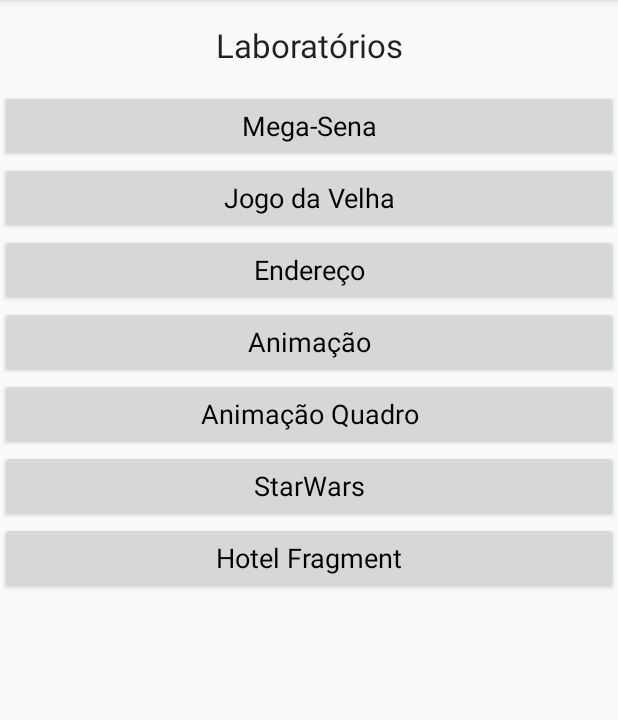
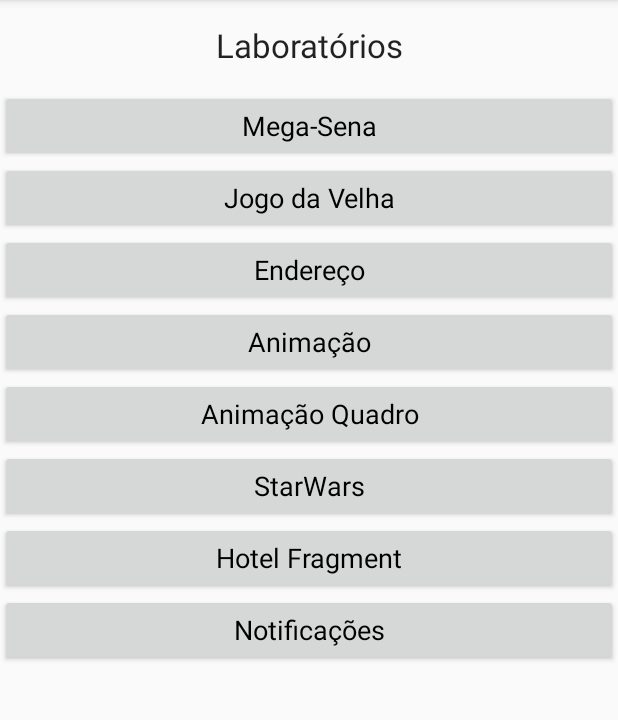
Before and after one commit to llindner/Quaddro100h, an Android app: the screen it shows after launch (MainActivity), on a phone screen of 412 x 824 dp, the part 84-804 px from its top. Run offline under Robolectric (Android 15) with nearby library versions, the phone set to English and light mode, and no system bars.

Commit message:
fim da aula 27/07

```diff
--- a/app/src/main/AndroidManifest.xml
+++ b/app/src/main/AndroidManifest.xml
@@ -31,6 +31,7 @@
         <activity android:name=".lab07.app.controller.StarwarsInserirActivity"></activity>
         <activity android:name=".lab08.app.controller.HotelListActivity"></activity>
         <activity android:name=".lab08.app.controller.HotelActivity"></activity>
+        <activity android:name=".lab09.app.controller.NotificationActivity"></activity>
 
 
         <service android:name=".lab04.app.service.ConsultarCEPService" />
--- a/app/src/main/java/br/com/luizlindner/quaddro100h/lab01/app/controller/MainActivity.java
+++ b/app/src/main/java/br/com/luizlindner/quaddro100h/lab01/app/controller/MainActivity.java
@@ -12,6 +12,7 @@ import br.com.luizlindner.quaddro100h.lab05.app.controller.AnimacaoActivity;
 import br.com.luizlindner.quaddro100h.lab06.app.controller.AnimacaoQuaddroActivity;
 import br.com.luizlindner.quaddro100h.lab07.app.controller.StarwarsListarActivity;
 import br.com.luizlindner.quaddro100h.lab08.app.controller.HotelListActivity;
+import br.com.luizlindner.quaddro100h.lab09.app.controller.NotificationActivity;
 
 /**
  * Created by Luiz on 04/07/2017.
@@ -32,6 +33,7 @@ public class MainActivity extends QuaddroActivity {
         setOnClickActivity(R.id.btn_animacao_quaddro, AnimacaoQuaddroActivity.class);
         setOnClickActivity(R.id.btn_starwars, StarwarsListarActivity.class);
         setOnClickActivity(R.id.btn_fragment, HotelListActivity.class);
+        setOnClickActivity(R.id.btn_notificacao, NotificationActivity.class);
     }
 
 }
--- a/app/src/main/java/br/com/luizlindner/quaddro100h/lab08/app/controller/HotelActivity.java
+++ b/app/src/main/java/br/com/luizlindner/quaddro100h/lab08/app/controller/HotelActivity.java
@@ -37,7 +37,6 @@ public class HotelActivity extends QuaddroActivity {
         model = (Hotel) getIntent().getSerializableExtra("hotel");
         hotelFragment = new HotelFragment();
         Bundle b = new Bundle();
-        Log.i("Chegou aqui", model.toString());
         b.putSerializable("hotel", model);
         hotelFragment.setArguments(b);
 
--- a/app/src/main/java/br/com/luizlindner/quaddro100h/lab08/app/controller/HotelFragment.java
+++ b/app/src/main/java/br/com/luizlindner/quaddro100h/lab08/app/controller/HotelFragment.java
@@ -2,6 +2,7 @@ package br.com.luizlindner.quaddro100h.lab08.app.controller;
 
 import android.os.Bundle;
 import android.support.annotation.Nullable;
+import android.util.Log;
 import android.view.LayoutInflater;
 import android.view.View;
 import android.view.ViewGroup;
@@ -30,6 +31,7 @@ public class HotelFragment extends QuaddroFragment {
 
     @Override
     public View onCreateView(LayoutInflater inflater, ViewGroup container, Bundle savedInstanceState) {
+
         View layout = inflater.inflate(R.layout.hotel_fragment_view, container, false);
         nomeView = (TextView) layout.findViewById(R.id.hotelNome);
         enderecoView = (TextView) layout.findViewById(R.id.hotelEndereco);
@@ -41,6 +43,6 @@ public class HotelFragment extends QuaddroFragment {
             estrelasView.setRating(model.getEstrelas());
         }
 
-        return super.onCreateView(inflater, container, savedInstanceState);
+        return layout;
     }
 }
--- a/app/src/main/java/br/com/luizlindner/quaddro100h/lab08/app/controller/HotelListActivity.java
+++ b/app/src/main/java/br/com/luizlindner/quaddro100h/lab08/app/controller/HotelListActivity.java
@@ -3,6 +3,7 @@ package br.com.luizlindner.quaddro100h.lab08.app.controller;
 import android.os.Bundle;
 import android.os.PersistableBundle;
 import android.support.annotation.Nullable;
+import android.widget.FrameLayout;
 
 import br.com.luizlindner.quaddro100h.R;
 import br.com.luizlindner.quaddro100h.lab01.app.controller.QuaddroActivity;
@@ -13,10 +14,15 @@ import br.com.luizlindner.quaddro100h.lab01.app.controller.QuaddroActivity;
 
 public class HotelListActivity extends QuaddroActivity {
 
+    FrameLayout detalhe;
+
     @Override
     public void onCreate(@Nullable Bundle savedInstanceState) {
         super.onCreate(savedInstanceState);
 
         setContentView(R.layout.hotel_listar_view);
+
+        detalhe = getViewById(R.id.detalhe);
+
     }
 }
--- a/app/src/main/res/layout-land/main_view.xml
+++ b/app/src/main/res/layout-land/main_view.xml
@@ -96,6 +96,14 @@
                 android:text="@string/btn_fragment"
                 android:textAppearance="@style/Base.TextAppearance.AppCompat.Medium"
                 android:textColor="@android:color/black" />
+
+            <Button
+                android:id="@+id/btn_notificacao"
+                android:layout_width="match_parent"
+                android:layout_height="wrap_content"
+                android:text="@string/btn_notificacao"
+                android:textAppearance="@style/Base.TextAppearance.AppCompat.Medium"
+                android:textColor="@android:color/black" />
         </LinearLayout>
     </ScrollView>
 </LinearLayout>
--- a/app/src/main/res/layout/main_view.xml
+++ b/app/src/main/res/layout/main_view.xml
@@ -79,6 +79,15 @@
                 android:textAppearance="@style/Base.TextAppearance.AppCompat.Medium"
                 android:textColor="@android:color/black" />
 
+            <Button
+                android:id="@+id/btn_notificacao"
+                android:layout_width="match_parent"
+                android:layout_height="wrap_content"
+                android:text="@string/btn_notificacao"
+                android:textAppearance="@style/Base.TextAppearance.AppCompat.Medium"
+                android:textColor="@android:color/black" />
+
+
         </LinearLayout>
     </ScrollView>
 </LinearLayout>
--- a/app/src/main/res/values/strings.xml
+++ b/app/src/main/res/values/strings.xml
@@ -25,4 +25,5 @@
     <string name="lab07_retrofit_baseUrl_sw" translatable="false">http://swapi.co/api/</string>
     <string name="btn_starwars">StarWars</string>
     <string name="btn_fragment">Hotel Fragment</string>
+    <string name="btn_notificacao">Notificações</string>
 </resources>
```
Also changed, not shown: app/src/main/java/br/com/luizlindner/quaddro100h/lab08/app/controller/HotelListFragment.java (+26 -4 lines), app/src/main/java/br/com/luizlindner/quaddro100h/lab09/app/controller/NotificationActivity.java (added, +49 -0 lines), app/src/main/res/layout-sw600dp/hotel_listar_view.xml (added, +18 -0 lines), app/src/main/res/layout/notification_view.xml (added, +36 -0 lines).
